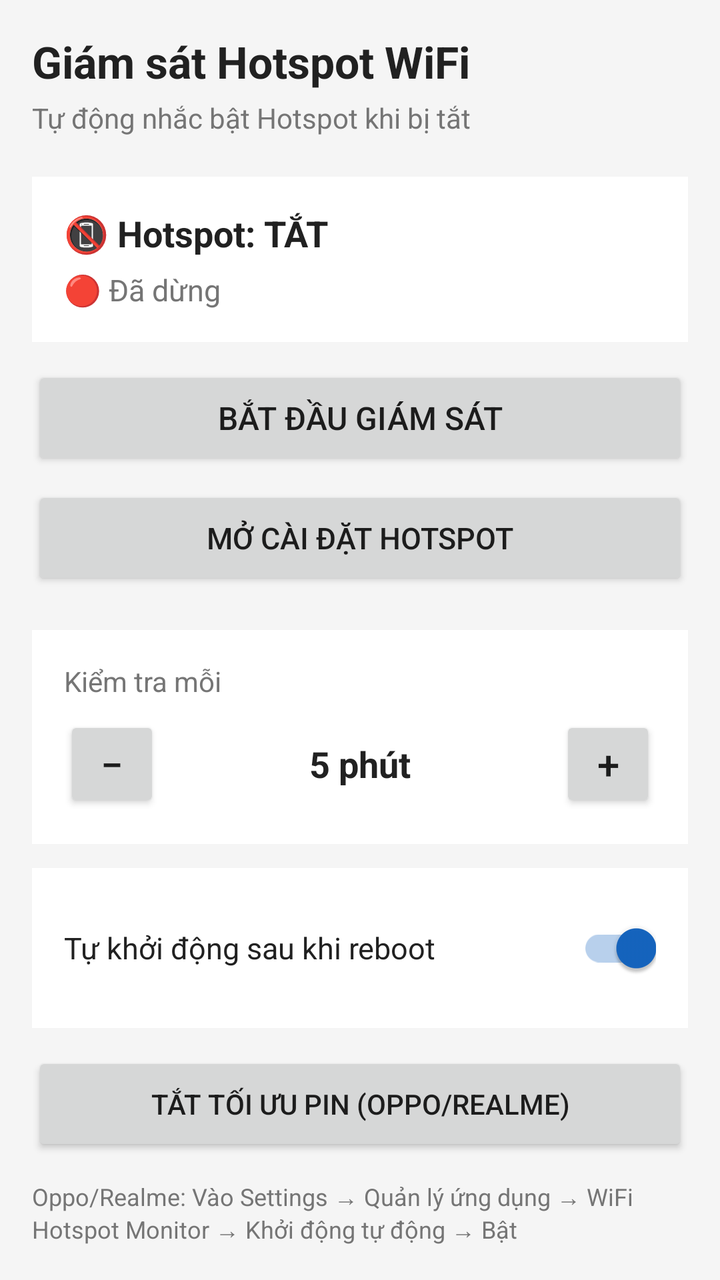
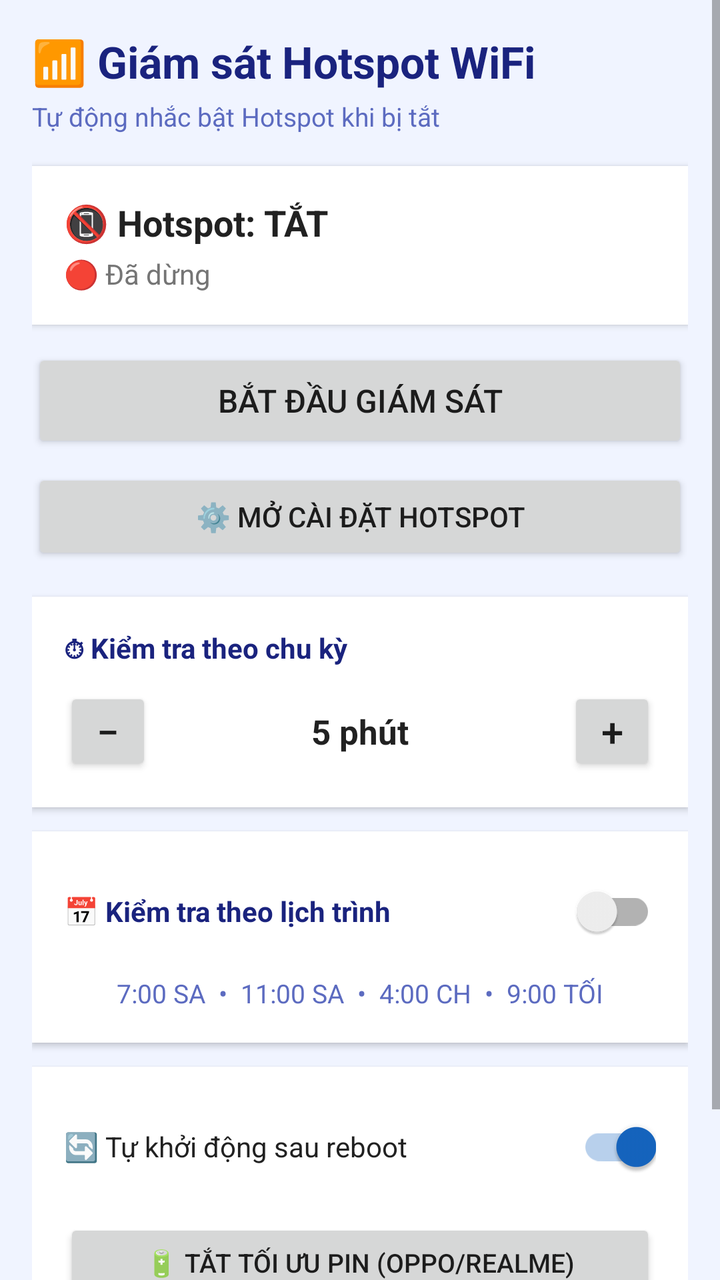

The first picture is an Android layout as it rendered before a commit; the second is the same layout after the commit. The layout source and the unified diff follow.
<!-- AndroidManifest.xml: application theme Theme.WifiMonitor -->
<!-- res/layout/activity_main.xml -->
<?xml version="1.0" encoding="utf-8"?>
<ScrollView xmlns:android="http://schemas.android.com/apk/res/android"
    android:layout_width="match_parent"
    android:layout_height="match_parent"
    android:background="#F5F5F5">

    <LinearLayout
        android:layout_width="match_parent"
        android:layout_height="wrap_content"
        android:orientation="vertical"
        android:padding="16dp">

        
        <TextView
            android:layout_width="match_parent"
            android:layout_height="wrap_content"
            android:text="Giám sát Hotspot WiFi"
            android:textSize="22sp"
            android:textStyle="bold"
            android:textColor="#212121"
            android:layout_marginBottom="4dp" />

        <TextView
            android:layout_width="match_parent"
            android:layout_height="wrap_content"
            android:text="Tự động nhắc bật Hotspot khi bị tắt"
            android:textSize="14sp"
            android:textColor="#757575"
            android:layout_marginBottom="20dp" />

        
        <LinearLayout
            android:layout_width="match_parent"
            android:layout_height="wrap_content"
            android:orientation="vertical"
            android:background="#FFFFFF"
            android:padding="16dp"
            android:layout_marginBottom="12dp">

            <TextView
                android:id="@+id/tvHotspot"
                android:layout_width="match_parent"
                android:layout_height="wrap_content"
                android:text="📵 Hotspot: TẮT"
                android:textSize="18sp"
                android:textStyle="bold"
                android:textColor="#212121"
                android:layout_marginBottom="6dp" />

            <TextView
                android:id="@+id/tvStatus"
                android:layout_width="match_parent"
                android:layout_height="wrap_content"
                android:text="🔴 Đã dừng"
                android:textSize="15sp"
                android:textColor="#757575" />

        </LinearLayout>

        
        <Button
            android:id="@+id/btnToggle"
            android:layout_width="match_parent"
            android:layout_height="52dp"
            android:text="Bắt đầu giám sát"
            android:textSize="16sp"
            android:layout_marginBottom="8dp" />

        
        <Button
            android:id="@+id/btnSettings"
            android:layout_width="match_parent"
            android:layout_height="52dp"
            android:text="Mở cài đặt Hotspot"
            android:textSize="15sp"
            android:layout_marginBottom="20dp" />

        
        <LinearLayout
            android:layout_width="match_parent"
            android:layout_height="wrap_content"
            android:orientation="vertical"
            android:background="#FFFFFF"
            android:padding="16dp"
            android:layout_marginBottom="12dp">

            <TextView
                android:layout_width="match_parent"
                android:layout_height="wrap_content"
                android:text="Kiểm tra mỗi"
                android:textSize="14sp"
                android:textColor="#757575"
                android:layout_marginBottom="8dp" />

            <LinearLayout
                android:layout_width="match_parent"
                android:layout_height="wrap_content"
                android:orientation="horizontal"
                android:gravity="center_vertical">

                <Button
                    android:id="@+id/btnMinus"
                    android:layout_width="48dp"
                    android:layout_height="48dp"
                    android:text="−"
                    android:textSize="20sp" />

                <TextView
                    android:id="@+id/tvInterval"
                    android:layout_width="0dp"
                    android:layout_height="wrap_content"
                    android:layout_weight="1"
                    android:text="5 phút"
                    android:textSize="18sp"
                    android:textStyle="bold"
                    android:textColor="#212121"
                    android:gravity="center" />

                <Button
                    android:id="@+id/btnPlus"
                    android:layout_width="48dp"
                    android:layout_height="48dp"
                    android:text="+"
                    android:textSize="20sp" />

            </LinearLayout>
        </LinearLayout>

        
        <LinearLayout
            android:layout_width="match_parent"
            android:layout_height="wrap_content"
            android:orientation="horizontal"
            android:gravity="center_vertical"
            android:background="#FFFFFF"
            android:padding="16dp"
            android:layout_marginBottom="12dp">

            <TextView
                android:layout_width="0dp"
                android:layout_height="wrap_content"
                android:layout_weight="1"
                android:text="Tự khởi động sau khi reboot"
                android:textSize="15sp"
                android:textColor="#212121" />

            <androidx.appcompat.widget.SwitchCompat
                android:id="@+id/switchAutoStart"
                android:layout_width="wrap_content"
                android:layout_height="wrap_content"
                android:checked="true" />

        </LinearLayout>

        
        <Button
            android:id="@+id/btnBattery"
            android:layout_width="match_parent"
            android:layout_height="52dp"
            android:text="Tắt tối ưu pin (Oppo/Realme)"
            android:textSize="14sp"
            android:layout_marginBottom="12dp" />

        <TextView
            android:layout_width="match_parent"
            android:layout_height="wrap_content"
            android:text="Oppo/Realme: Vào Settings → Quản lý ứng dụng → WiFi Hotspot Monitor → Khởi động tự động → Bật"
            android:textSize="12sp"
            android:textColor="#757575" />

    </LinearLayout>
</ScrollView>
<!-- resources referenced by this layout -->
<resources>
  <style name="Theme.WifiMonitor" parent="Theme.MaterialComponents.DayNight.NoActionBar">
          <item name="colorPrimary">#2E7D32</item>
          <item name="colorPrimaryVariant">#1B5E20</item>
          <item name="colorOnPrimary">#FFFFFF</item>
          <item name="colorSecondary">#1565C0</item>
          <item name="colorOnSecondary">#FFFFFF</item>
          <item name="android:statusBarColor">#2E7D32</item>
      </style>
</resources>

<!-- the commit's change to res/layout/activity_main.xml (unified diff, before → after) -->
@@ -2,7 +2,7 @@
 <ScrollView xmlns:android="http://schemas.android.com/apk/res/android"
     android:layout_width="match_parent"
     android:layout_height="match_parent"
-    android:background="#F5F5F5">
+    android:background="#F0F4FF">
 
     <LinearLayout
         android:layout_width="match_parent"
@@ -14,28 +14,29 @@
         <TextView
             android:layout_width="match_parent"
             android:layout_height="wrap_content"
-            android:text="Giám sát Hotspot WiFi"
+            android:text="📶 Giám sát Hotspot WiFi"
             android:textSize="22sp"
             android:textStyle="bold"
-            android:textColor="#212121"
+            android:textColor="#1A237E"
             android:layout_marginBottom="4dp" />
 
         <TextView
             android:layout_width="match_parent"
             android:layout_height="wrap_content"
             android:text="Tự động nhắc bật Hotspot khi bị tắt"
-            android:textSize="14sp"
-            android:textColor="#757575"
-            android:layout_marginBottom="20dp" />
-
-        
-        <LinearLayout
-            android:layout_width="match_parent"
-            android:layout_height="wrap_content"
-            android:orientation="vertical"
-            android:background="#FFFFFF"
-            android:padding="16dp"
-            android:layout_marginBottom="12dp">
+            android:textSize="13sp"
+            android:textColor="#5C6BC0"
+            android:layout_marginBottom="16dp" />
+
+        
+        <LinearLayout
+            android:layout_width="match_parent"
+            android:layout_height="wrap_content"
+            android:orientation="vertical"
+            android:background="#FFFFFF"
+            android:padding="16dp"
+            android:layout_marginBottom="12dp"
+            android:elevation="2dp">
 
             <TextView
                 android:id="@+id/tvHotspot"
@@ -45,14 +46,14 @@
                 android:textSize="18sp"
                 android:textStyle="bold"
                 android:textColor="#212121"
-                android:layout_marginBottom="6dp" />
+                android:layout_marginBottom="4dp" />
 
             <TextView
                 android:id="@+id/tvStatus"
                 android:layout_width="match_parent"
                 android:layout_height="wrap_content"
                 android:text="🔴 Đã dừng"
-                android:textSize="15sp"
+                android:textSize="14sp"
                 android:textColor="#757575" />
 
         </LinearLayout>
@@ -66,31 +67,32 @@
             android:textSize="16sp"
             android:layout_marginBottom="8dp" />
 
-        
         <Button
             android:id="@+id/btnSettings"
             android:layout_width="match_parent"
-            android:layout_height="52dp"
-            android:text="Mở cài đặt Hotspot"
-            android:textSize="15sp"
-            android:layout_marginBottom="20dp" />
-
-        
-        <LinearLayout
-            android:layout_width="match_parent"
-            android:layout_height="wrap_content"
-            android:orientation="vertical"
-            android:background="#FFFFFF"
-            android:padding="16dp"
-            android:layout_marginBottom="12dp">
-
-            <TextView
-                android:layout_width="match_parent"
-                android:layout_height="wrap_content"
-                android:text="Kiểm tra mỗi"
+            android:layout_height="48dp"
+            android:text="⚙️ Mở cài đặt Hotspot"
+            android:textSize="14sp"
+            android:layout_marginBottom="16dp" />
+
+        
+        <LinearLayout
+            android:layout_width="match_parent"
+            android:layout_height="wrap_content"
+            android:orientation="vertical"
+            android:background="#FFFFFF"
+            android:padding="16dp"
+            android:layout_marginBottom="12dp"
+            android:elevation="2dp">
+
+            <TextView
+                android:layout_width="match_parent"
+                android:layout_height="wrap_content"
+                android:text="⏱ Kiểm tra theo chu kỳ"
                 android:textSize="14sp"
-                android:textColor="#757575"
-                android:layout_marginBottom="8dp" />
+                android:textStyle="bold"
+                android:textColor="#1A237E"
+                android:layout_marginBottom="10dp" />
 
             <LinearLayout
                 android:layout_width="match_parent"
@@ -100,10 +102,11 @@
 
                 <Button
                     android:id="@+id/btnMinus"
-                    android:layout_width="48dp"
-                    android:layout_height="48dp"
+                    android:layout_width="44dp"
+                    android:layout_height="44dp"
                     android:text="−"
-                    android:textSize="20sp" />
+                    android:textSize="20sp"
+                    android:padding="0dp" />
 
                 <TextView
                     android:id="@+id/tvInterval"
@@ -111,17 +114,18 @@
                     android:layout_height="wrap_content"
                     android:layout_weight="1"
                     android:text="5 phút"
-                    android:textSize="18sp"
+                    android:textSize="17sp"
                     android:textStyle="bold"
                     android:textColor="#212121"
                     android:gravity="center" />
 
                 <Button
                     android:id="@+id/btnPlus"
-                    android:layout_width="48dp"
-                    android:layout_height="48dp"
+                    android:layout_width="44dp"
+                    android:layout_height="44dp"
                     android:text="+"
-                    android:textSize="20sp" />
+                    android:textSize="20sp"
+                    android:padding="0dp" />
 
             </LinearLayout>
         </LinearLayout>
@@ -130,43 +134,95 @@
         <LinearLayout
             android:layout_width="match_parent"
             android:layout_height="wrap_content"
-            android:orientation="horizontal"
-            android:gravity="center_vertical"
-            android:background="#FFFFFF"
-            android:padding="16dp"
-            android:layout_marginBottom="12dp">
-
-            <TextView
-                android:layout_width="0dp"
-                android:layout_height="wrap_content"
-                android:layout_weight="1"
-                android:text="Tự khởi động sau khi reboot"
-                android:textSize="15sp"
-                android:textColor="#212121" />
-
-            <androidx.appcompat.widget.SwitchCompat
-                android:id="@+id/switchAutoStart"
-                android:layout_width="wrap_content"
-                android:layout_height="wrap_content"
-                android:checked="true" />
-
-        </LinearLayout>
-
-        
-        <Button
-            android:id="@+id/btnBattery"
-            android:layout_width="match_parent"
-            android:layout_height="52dp"
-            android:text="Tắt tối ưu pin (Oppo/Realme)"
-            android:textSize="14sp"
-            android:layout_marginBottom="12dp" />
+            android:orientation="vertical"
+            android:background="#FFFFFF"
+            android:padding="16dp"
+            android:layout_marginBottom="12dp"
+            android:elevation="2dp">
+
+            <LinearLayout
+                android:layout_width="match_parent"
+                android:layout_height="wrap_content"
+                android:orientation="horizontal"
+                android:gravity="center_vertical"
+                android:layout_marginBottom="8dp">
+
+                <TextView
+                    android:layout_width="0dp"
+                    android:layout_height="wrap_content"
+                    android:layout_weight="1"
+                    android:text="📅 Kiểm tra theo lịch trình"
+                    android:textSize="14sp"
+                    android:textStyle="bold"
+                    android:textColor="#1A237E" />
+
+                <androidx.appcompat.widget.SwitchCompat
+                    android:id="@+id/switchSchedule"
+                    android:layout_width="wrap_content"
+                    android:layout_height="wrap_content" />
+
+            </LinearLayout>
+
+            <TextView
+                android:id="@+id/tvScheduleTimes"
+                android:layout_width="match_parent"
+                android:layout_height="wrap_content"
+                android:text="7:00 SA  •  11:00 SA  •  4:00 CH  •  9:00 TỐI"
+                android:textSize="13sp"
+                android:textColor="#5C6BC0"
+                android:gravity="center" />
+
+        </LinearLayout>
+
+        
+        <LinearLayout
+            android:layout_width="match_parent"
+            android:layout_height="wrap_content"
+            android:orientation="vertical"
+            android:background="#FFFFFF"
+            android:padding="16dp"
+            android:layout_marginBottom="12dp"
+            android:elevation="2dp">
+
+            <LinearLayout
+                android:layout_width="match_parent"
+                android:layout_height="wrap_content"
+                android:orientation="horizontal"
+                android:gravity="center_vertical"
+                android:layout_marginBottom="12dp">
+
+                <TextView
+                    android:layout_width="0dp"
+                    android:layout_height="wrap_content"
+                    android:layout_weight="1"
+                    android:text="🔄 Tự khởi động sau reboot"
+                    android:textSize="14sp"
+                    android:textColor="#212121" />
+
+                <androidx.appcompat.widget.SwitchCompat
+                    android:id="@+id/switchAutoStart"
+                    android:layout_width="wrap_content"
+                    android:layout_height="wrap_content"
+                    android:checked="true" />
+
+            </LinearLayout>
+
+            <Button
+                android:id="@+id/btnBattery"
+                android:layout_width="match_parent"
+                android:layout_height="44dp"
+                android:text="🔋 Tắt tối ưu pin (Oppo/Realme)"
+                android:textSize="13sp" />
+
+        </LinearLayout>
 
         <TextView
             android:layout_width="match_parent"
             android:layout_height="wrap_content"
-            android:text="Oppo/Realme: Vào Settings → Quản lý ứng dụng → WiFi Hotspot Monitor → Khởi động tự động → Bật"
+            android:text="💡 Trên Oppo/Realme: vào Settings → App → WiFi Monitor → Auto Launch → BẬT"
             android:textSize="12sp"
-            android:textColor="#757575" />
+            android:textColor="#757575"
+            android:layout_marginBottom="8dp" />
 
     </LinearLayout>
 </ScrollView>
